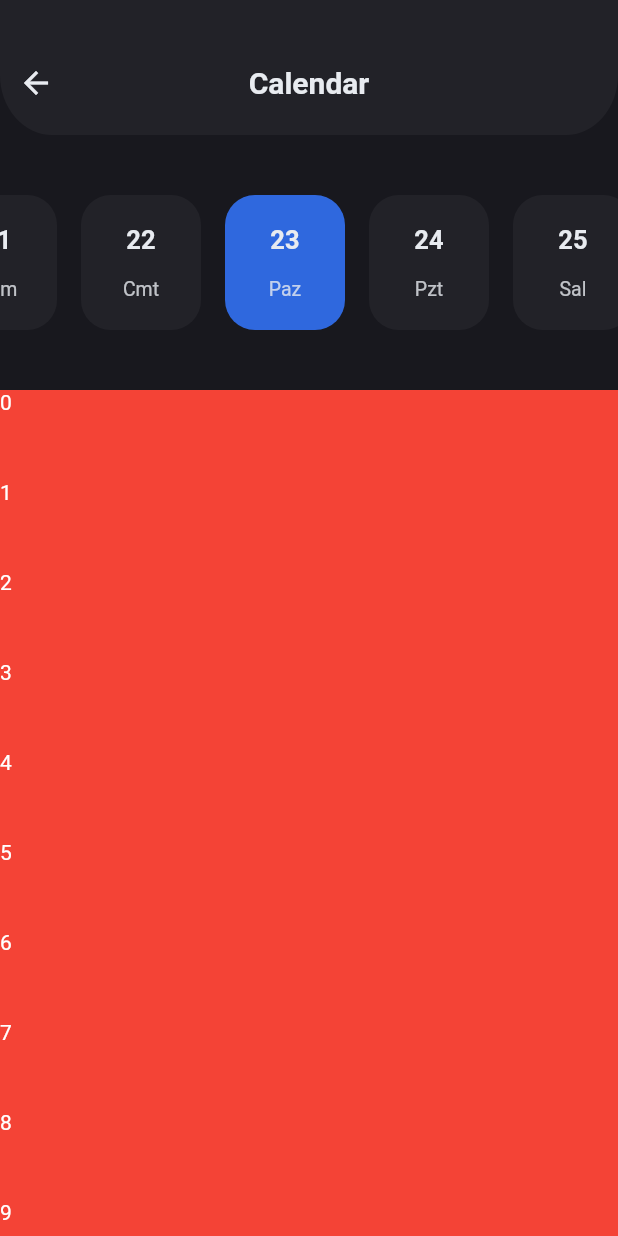
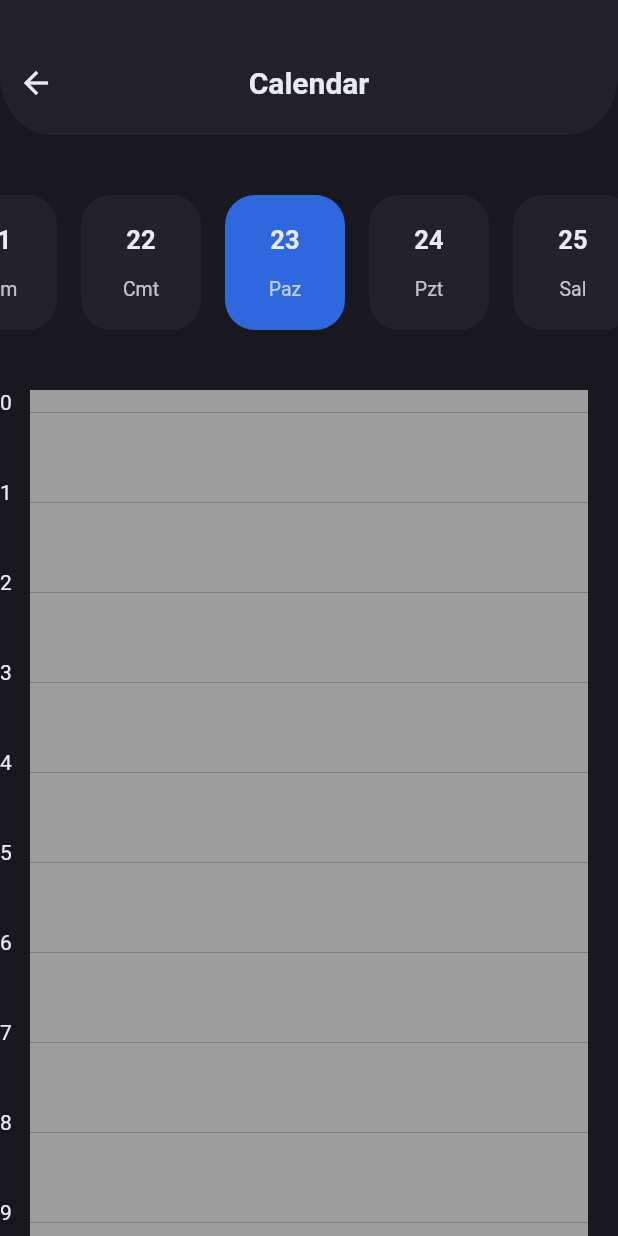
Before and after one commit to oguzhan2142/todo, a Flutter app: the CalendarScreen screen opened directly, on a phone screen of 412 x 824 dp. Run offline on Flutter 3.47's test engine with Material 2 defaults, Android fonts, the phone set to English and light mode, and no system bars; our stand-ins replace flutter_mobx, font_awesome_flutter, mobx, pie_chart, sleek_circular_slider; generated files the repository leaves out were written again.

Commit message:
working on second widget

```diff
--- a/lib/screens/calendar_screen/widgets/timeline.dart
+++ b/lib/screens/calendar_screen/widgets/timeline.dart
@@ -1,4 +1,5 @@
 import 'package:flutter/material.dart';
+import 'package:todo/constants/colors.dart';
 import 'package:todo/models/task.dart';
 
 class TimeLine extends StatefulWidget {
@@ -20,88 +21,68 @@ class _TimeLineState extends State<TimeLine> {
     ),
   ];
 
-  late final children = <Widget>[];
-
-  @override
-  void initState() {
-    tasks.sort((a, b) => a.startTime.compareTo(b.startTime));
-    var counter = 0;
-    for (var index = 0; index < 2 * tasks.length + 1; index++) {
-      var task = tasks[counter];
-
-      var diff = task.endTime.difference(task.startTime).inMinutes;
-      if (index % 2 == 0) {
-        var space;
-
-        if (index == 0) {
-          space = task.startTime.minute + task.startTime.hour * 60;
-        } else if (index == 2 * tasks.length) {
-          space = 24 * 60 - (task.endTime.minute + task.endTime.hour * 60);
-        } else {
-          var beforeTask = tasks[counter - 1];
-
-          space = task.startTime.difference(beforeTask.endTime).inMinutes;
-        }
-        print('flex in space $space');
-        children.add(Flexible(
-          flex: space,
-          child: Container(),
-        ));
-      } else {
-        if (counter < tasks.length - 1) {
-          counter++;
-        }
-        print('flex in card $diff');
-        children.add(Flexible(
-          flex: diff,
-          child: Container(
-            margin: EdgeInsets.only(left: 50, right: 20),
-            width: double.infinity,
-            decoration: BoxDecoration(
-              borderRadius: BorderRadius.circular(10),
-              color: Colors.lime,
-            ),
-          ),
-        ));
-      }
-    }
-    super.initState();
-  }
+  final _key = GlobalKey();
 
   @override
   Widget build(BuildContext context) {
-    return SingleChildScrollView(
+    return GestureDetector(
+      onTap: () {
+        print(_key.currentContext!.size!.height);
+      },
+      child: SingleChildScrollView(
         child: Stack(
           children: [
-          Container(
+            Column(
+              children: List.generate(
+                24 * 2,
+                (index) {
+                  var height = index % 2 == 0 ? 15.0 : 45.0;
+                  if (index % 2 == 0) {
+                    return Container(
                       width: double.infinity,
-            height: 24 * 60,
-            child: Column(
-              children: children,
+
+                      height: height,
+                      // color: Colors.red,
+                      child: Text(
+                        (index ~/ 2).toString(),
+                        style: TextStyle(
+                          color: AppColor.white,
+                        ),
+                      ),
+                    );
+                  } else {
+                    return Container(
+                      height: height,
+                    );
+                  }
+                },
+              ),
+            ),
+            Column(
+              key: _key,
+              children: List.generate(
+                24 * 2,
+                (index) {
+                  var height = index % 2 == 0 ? 15.0 : 45.0;
+                  return Container(
+                    margin: EdgeInsets.symmetric(horizontal: 20),
+                    width: double.infinity,
+                    height: height,
+                    color: Colors.grey,
+                  );
+                },
               ),
             ),
             Container(
-            height: 24 * 60,
-            color: Colors.blueAccent,
+              width: double.infinity,
+              height: 60 * 24,
               child: Column(
-              children: List.generate(
-                24,
-                (index) => Expanded(
-                  flex: 1,
-                  child: Container(
-                    color: Colors.red,
-                    width: double.infinity,
-                    child: Text(
-                      index.toString(),
-                      style: TextStyle(color: Colors.white),
-                    ),
-                  ),
-                ),
-              ),
+                // children: List.generate(tasks., (index) => null),
               ),
             ),
           ],
         ),
+      ),
     );
   }
 }
--- a/lib/screens/calendar_screen/widgets/timeline_card.dart
+++ /dev/null
@@ -1,27 +0,0 @@
-import 'package:flutter/material.dart';
-import 'package:todo/constants/values.dart';
-import 'package:todo/models/task.dart';
-
-class TimelineCard extends StatelessWidget {
-  final Task task;
-  final Color color;
-
-  const TimelineCard({
-    Key? key,
-    required this.color,
-    required this.task,
-  }) : super(key: key);
-
-  @override
-  Widget build(BuildContext context) {
-    return Container(
-      margin: EdgeInsets.only(left: 50, right: 20, top: 15),
-      height: 60,
-      width: double.infinity,
-      decoration: BoxDecoration(
-        color: color,
-        borderRadius: BorderRadius.circular(10),
-      ),
-    );
-  }
-}
```
Lines whose indentation alone changed are shown as unchanged.
